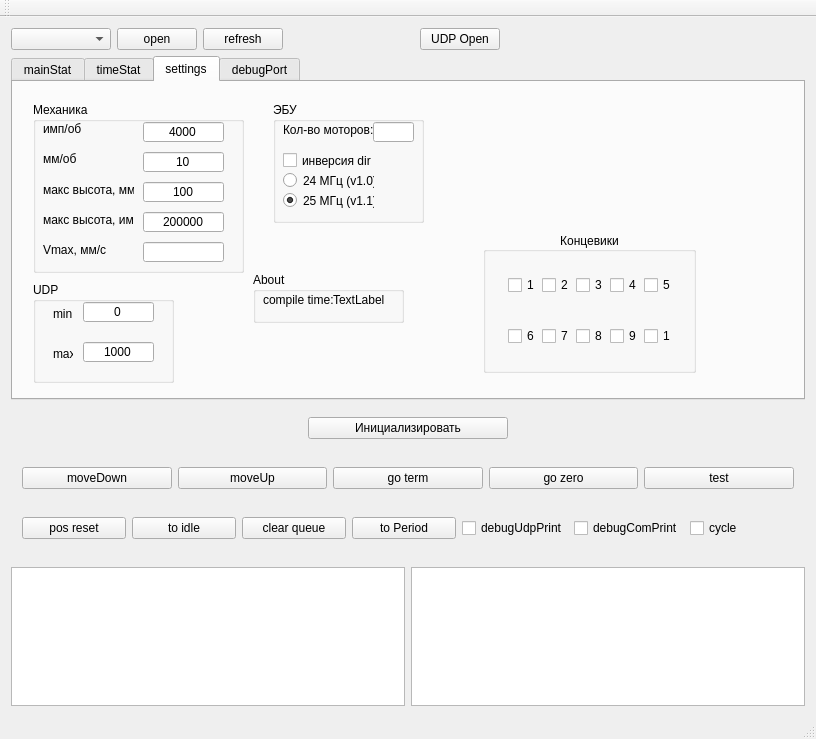
Old version of the form mainwindow.ui in the repository PoldenDev/polden-ver-motorControl-desktop.
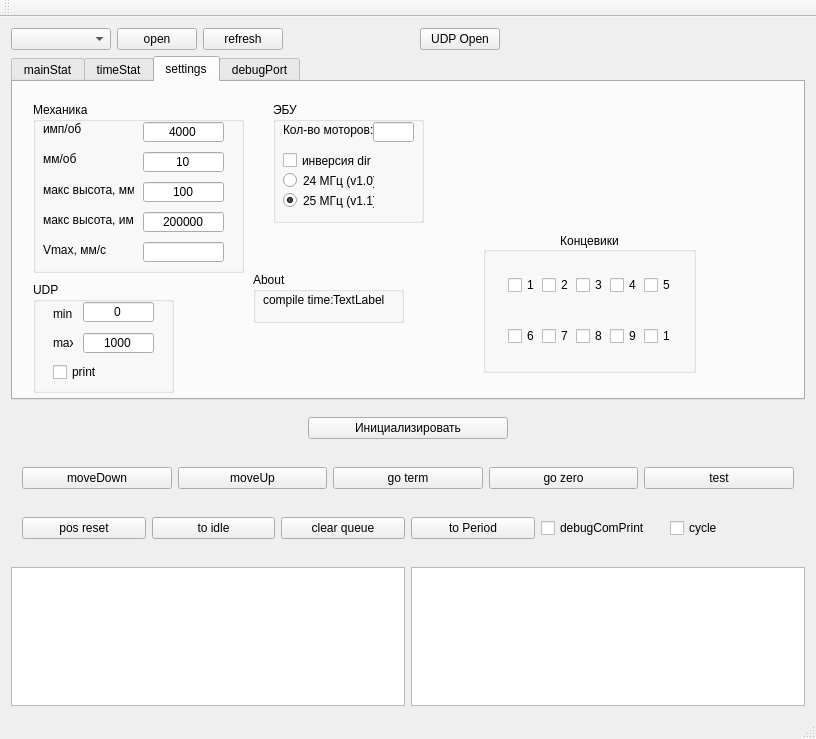
New version of the form. The open tabs and pages were chosen to show the change.

What changed in the file:
```diff
--- a/mainwindow.ui
+++ b/mainwindow.ui
@@ -1079,7 +1079,7 @@
           <x>20</x>
           <y>200</y>
           <width>141</width>
-          <height>101</height>
+          <height>111</height>
          </rect>
         </property>
         <property name="title">
@@ -1121,9 +1121,9 @@
          <property name="geometry">
           <rect>
            <x>20</x>
-           <y>60</y>
+           <y>50</y>
            <width>20</width>
-           <height>23</height>
+           <height>21</height>
           </rect>
          </property>
          <property name="text">
@@ -1134,7 +1134,7 @@
          <property name="geometry">
           <rect>
            <x>50</x>
-           <y>60</y>
+           <y>51</y>
            <width>71</width>
            <height>20</height>
           </rect>
@@ -1149,6 +1149,19 @@
           <set>Qt::AlignCenter</set>
          </property>
         </widget>
+        <widget class="QCheckBox" name="checkBoxPrintUDPData">
+         <property name="geometry">
+          <rect>
+           <x>20</x>
+           <y>80</y>
+           <width>61</width>
+           <height>20</height>
+          </rect>
+         </property>
+         <property name="text">
+          <string>print</string>
+         </property>
+        </widget>
        </widget>
        <widget class="QGroupBox" name="groupBox_8">
         <property name="geometry">
@@ -1440,13 +1453,6 @@
          </property>
         </widget>
        </item>
-       <item>
-        <widget class="QCheckBox" name="checkBoxDebugUDPPrint">
-         <property name="text">
-          <string>debugUdpPrint</string>
-         </property>
-        </widget>
-       </item>
        <item>
         <widget class="QCheckBox" name="checkBoxDebugComPrint">
          <property name="text">
```
Left out of the diff: 2 changed lines with no effect on the pictures.
